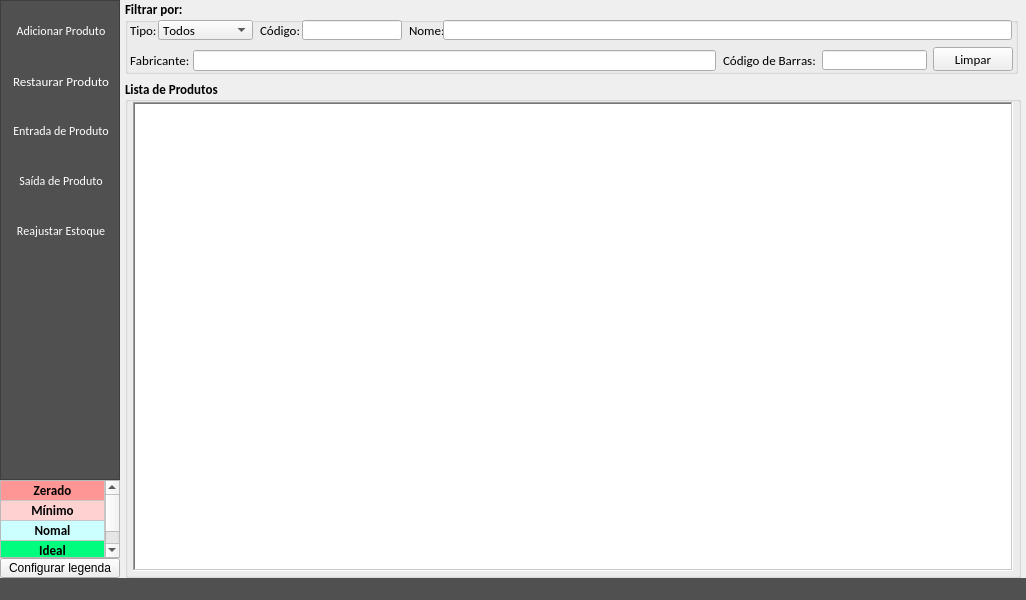
Before: the Qt Designer form loja/tela_estoque.ui in jmessias1725/sexloja, drawn with Qt 5.
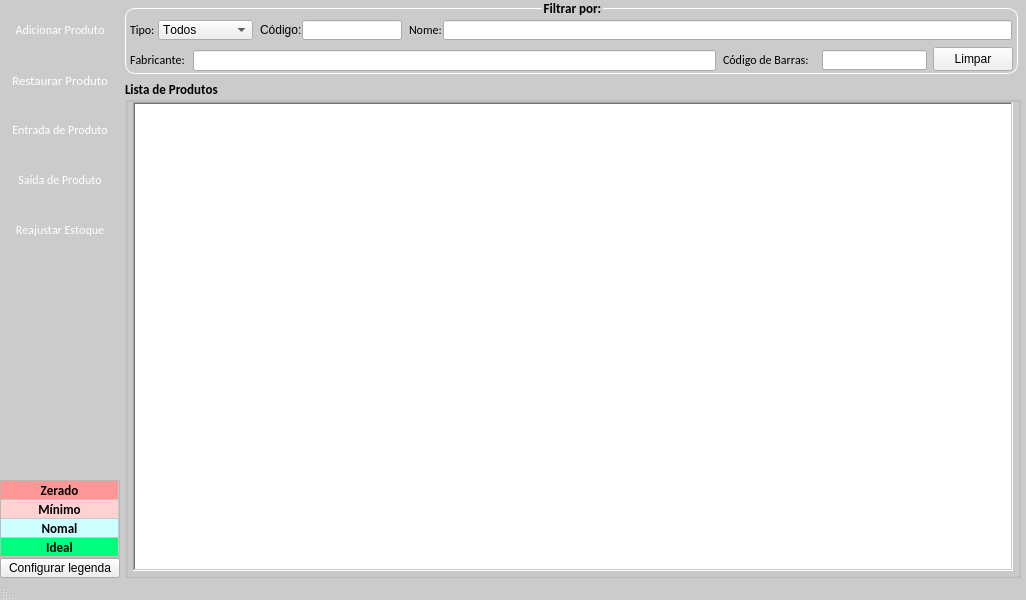
After: the same form once the commit is applied. Icons and pictures are not drawn.

```diff
--- a/loja/tela_estoque.ui
+++ b/loja/tela_estoque.ui
@@ -17,9 +17,16 @@
    <string>Estoque</string>
   </property>
   <property name="styleSheet">
-   <string notr="true"/>
+   <string notr="true">QMainWindow{
+	background-color: rgb(203, 203, 203);
+	padding: 0;
+    margin: 0;
+}</string>
   </property>
   <widget class="QWidget" name="centralwidget">
+   <property name="styleSheet">
+    <string notr="true"/>
+   </property>
    <layout class="QHBoxLayout" name="horizontalLayout">
     <property name="spacing">
      <number>5</number>
@@ -50,8 +57,15 @@
          <bool>false</bool>
         </property>
         <property name="styleSheet">
-         <string notr="true">background-color: #505050;
-color: #FFFFFF;</string>
+         <string notr="true">QFrame{
+	background-color: qlineargradient(x1:0, y1:1, x0:1, y0:0,
+                                       stop:0.3 #777777, stop:0.6 #525252);
+	border: none;
+}
+
+QToolButton{
+	color:#FFFFFF
+}</string>
         </property>
         <property name="frameShape">
          <enum>QFrame::StyledPanel</enum>
@@ -522,12 +536,29 @@
           <kerning>false</kerning>
          </font>
         </property>
+        <property name="styleSheet">
+         <string notr="true"> QGroupBox {
+     border: 1px solid white;
+     border-radius: 10px;
+     margin-top: 8px; /* leave space at the top for the title */
+ }
+
+ QGroupBox::title {
+     subcontrol-origin: margin;
+     subcontrol-position: top center; /* position at the top center */
+     padding: 0 0px;
+     background-color: none;
+ }</string>
+        </property>
         <property name="title">
          <string>Filtrar por:</string>
         </property>
         <property name="flat">
          <bool>false</bool>
         </property>
+        <property name="checkable">
+         <bool>false</bool>
+        </property>
         <widget class="QLabel" name="lb_nome">
          <property name="geometry">
           <rect>
@@ -1079,7 +1110,7 @@
     <font>
      <family>Calibri</family>
      <pointsize>10</pointsize>
-     <weight>9</weight>
+     <weight>50</weight>
      <italic>false</italic>
      <bold>false</bold>
     </font>
@@ -1091,9 +1122,15 @@
     <enum>Qt::RightToLeft</enum>
    </property>
    <property name="styleSheet">
-    <string notr="true">background-color: #505050;
-color: #FFFFFF;
-font: 75 10pt &quot;Calibri&quot;;</string>
+    <string notr="true">QLabel{
+	color: #FFFFFF;
+	font: 75 9pt &quot;Calibri&quot;;
+}
+
+QStatusBar{
+	 background-color: qlineargradient(x1:0, y1:0, x2:0, y2:1,
+                                       stop:0.3 #777777, stop:0.6 #525252); 
+}</string>
    </property>
   </widget>
  </widget>
```
